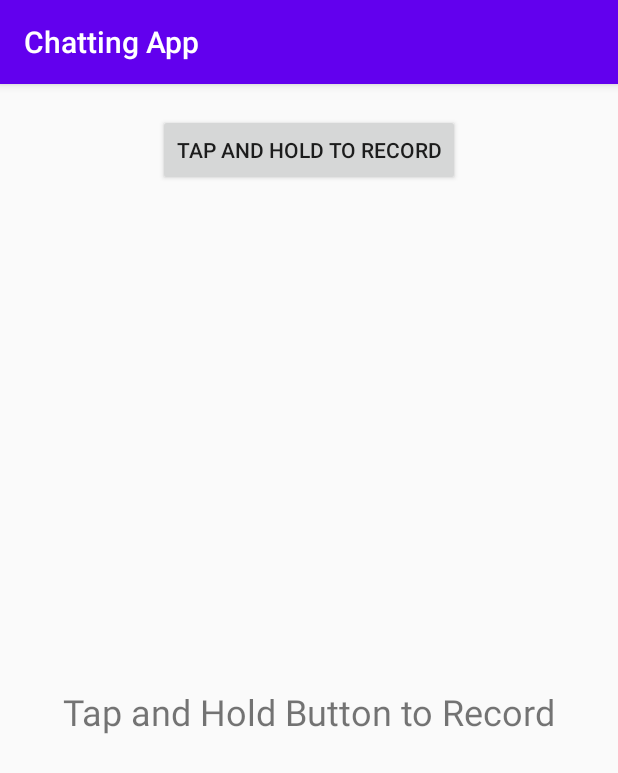
After one commit to cjmartone/chatting-app, an Android app: the RecordActivity screen opened directly, with no data from a screen before it, on a phone screen of 412 x 824 dp. The commit adds this screen. Shown: the top 773 px of the screen. Run offline under Robolectric (Android 15) with nearby library versions, the phone set to English and light mode, and no system bars; our stand-ins replace Firebase (no records; nobody signed in at launch, a user with empty details on screens opened directly).

Commit message:
add ability to record and send audio
Add an activity that lets user record audio and send it

```diff
--- a/app/src/main/AndroidManifest.xml
+++ b/app/src/main/AndroidManifest.xml
@@ -22,9 +22,12 @@
         <activity
             android:windowSoftInputMode="adjustPan"
             android:name=".Activities.FindFriendsActivity"></activity>
+        <activity android:name=".Activities.RecordActivity"></activity>
     </application>
 
     <uses-permission android:name="android.permission.INTERNET"/>
     <uses-permission android:name="android.permission.READ_EXTERNAL_STORAGE"/>
+    <uses-permission android:name="android.permission.WRITE_EXTERNAL_STORAGE"/>
+    <uses-permission android:name="android.permission.RECORD_AUDIO" />
 
 </manifest>
--- a/app/src/main/java/com/example/chattingapp/Activities/FindFriendsActivity.java
+++ b/app/src/main/java/com/example/chattingapp/Activities/FindFriendsActivity.java
@@ -46,7 +46,7 @@ public class FindFriendsActivity extends AppCompatActivity {
 
                 dbRepo.searchUsersFor(searchFriendText.getText().toString(), new OnDataGetListener(){
                     @Override
-                    public ArrayList<User> onSuccess(Object data){
+                    public void onSuccess(Object data){
                         ArrayList<User> users = (ArrayList<User>)data;
                         for(final User user : users){
                             System.out.println("Activity " + user.getDisplayName());
@@ -69,7 +69,6 @@ public class FindFriendsActivity extends AppCompatActivity {
 
                             layout.addView(view);
                         }
-                        return users;
                     }
                 });
             }
--- a/app/src/main/java/com/example/chattingapp/Activities/MainActivity.java
+++ b/app/src/main/java/com/example/chattingapp/Activities/MainActivity.java
@@ -63,7 +63,7 @@ public class MainActivity extends AppCompatActivity {
     public void populateFriendList(final LinearLayout layout, String uid){
         dbRepo.getFriends(uid, new OnDataGetListener(){
             @Override
-            public ArrayList<User> onSuccess(Object data){
+            public void onSuccess(Object data){
                 ArrayList<User> friends = (ArrayList<User>)data;
                 for(final User user : friends){
                     TextView view = new TextView(layout.getContext());
@@ -86,7 +86,6 @@ public class MainActivity extends AppCompatActivity {
 
                     layout.addView(view);
                 }
-                return friends;
             }
         });
     }
--- /dev/null
+++ b/app/src/main/java/com/example/chattingapp/Activities/RecordActivity.java
@@ -0,0 +1,134 @@
+package com.example.chattingapp.Activities;
+
+import android.Manifest;
+import android.annotation.SuppressLint;
+import android.content.pm.PackageManager;
+import android.media.MediaRecorder;
+import android.net.Uri;
+import android.os.Bundle;
+import android.os.Environment;
+import android.provider.MediaStore;
+import android.view.MotionEvent;
+import android.view.View;
+import android.widget.Button;
+import android.widget.TextView;
+import android.widget.Toast;
+
+import androidx.appcompat.app.AppCompatActivity;
+import androidx.constraintlayout.widget.ConstraintLayout;
+import androidx.core.app.ActivityCompat;
+import androidx.core.content.ContextCompat;
+
+import com.example.chattingapp.Database.DatabaseRepo;
+import com.example.chattingapp.Database.OnDataGetListener;
+import com.example.chattingapp.R;
+import com.google.firebase.auth.FirebaseAuth;
+
+import java.io.File;
+import java.io.IOException;
+
+public class RecordActivity  extends AppCompatActivity {
+
+    private final int PERMISSION_RECORD_AUDIO = 5;
+    private final int PERMISSION_WRITE_STORAGE = 6;
+
+    private Button recordButton;
+    private TextView recordLabel;
+
+    private MediaRecorder mRecorder;
+    private String mFileName;
+
+    private DatabaseRepo dbRepo;
+
+    @Override
+    protected void onCreate(Bundle savedInstanceState) {
+        super.onCreate(savedInstanceState);
+        setContentView(R.layout.recording_screen);
+
+        recordButton = findViewById(R.id.record_button);
+        recordLabel = findViewById(R.id.recording_label);
+
+        mFileName = getApplicationContext().getFilesDir().getPath() + "/recorded_audio.3gp";
+
+        dbRepo = new DatabaseRepo();
+
+        requestAudioPermissions();
+        setRecordButtonListener();
+    }
+
+    public void requestAudioPermissions(){
+        if(ContextCompat.checkSelfPermission(RecordActivity.this, Manifest.permission.RECORD_AUDIO) != PackageManager.PERMISSION_GRANTED){
+            ActivityCompat.requestPermissions(RecordActivity.this, new String[]{Manifest.permission.RECORD_AUDIO}, PERMISSION_RECORD_AUDIO);
+        }
+
+        if(ContextCompat.checkSelfPermission(RecordActivity.this, Manifest.permission.WRITE_EXTERNAL_STORAGE) != PackageManager.PERMISSION_GRANTED){
+            ActivityCompat.requestPermissions(RecordActivity.this, new String[]{Manifest.permission.WRITE_EXTERNAL_STORAGE}, PERMISSION_WRITE_STORAGE);
+        }
+    }
+
+    @SuppressLint("ClickableViewAccessibility")
+    public void setRecordButtonListener(){
+        recordButton.setOnTouchListener(new View.OnTouchListener() {
+            @Override
+            public boolean onTouch(View v, MotionEvent event) {
+                boolean permissionGranted = (ContextCompat.checkSelfPermission(RecordActivity.this, Manifest.permission.RECORD_AUDIO) == PackageManager.PERMISSION_GRANTED)
+                        && (ContextCompat.checkSelfPermission(RecordActivity.this, Manifest.permission.WRITE_EXTERNAL_STORAGE) == PackageManager.PERMISSION_GRANTED);
+
+                if (permissionGranted) {
+                    if (event.getAction() == MotionEvent.ACTION_DOWN) {
+                        recordLabel.setText("Recording...");
+                        startRecording();
+                    } else if (event.getAction() == MotionEvent.ACTION_UP) {
+                        recordLabel.setText("Tap and Hold Above to Re-record\nOr Tap Send to Keep");
+
+                        Button send = new Button(RecordActivity.this);
+                        send.setText(R.string.send);
+                        send.setOnClickListener(new View.OnClickListener() {
+                            @Override
+                            public void onClick(View v) {
+                                dbRepo.uploadAudio(Uri.fromFile(new File(mFileName)), FirebaseAuth.getInstance().getCurrentUser(), getIntent().getStringExtra("FRIEND_ID"), new OnDataGetListener() {
+                                    @Override
+                                    public void onSuccess(Object data) {
+                                        onBackPressed();
+                                    }
+                                });
+                            }
+                        });
+
+                        ConstraintLayout recordingLayout = findViewById(R.id.recording_screen_layout);
+                        recordingLayout.addView(send);
+
+                        stopRecording();
+                    }
+                }
+                else{
+                    Toast.makeText(RecordActivity.this, "Permission to record not granted.", Toast.LENGTH_LONG).show();
+                }
+
+                return false;
+            }
+        });
+    }
+
+    private void startRecording() {
+        mRecorder = new MediaRecorder();
+        mRecorder.setAudioSource(MediaRecorder.AudioSource.MIC);
+        mRecorder.setOutputFormat(MediaRecorder.OutputFormat.THREE_GPP);
+        mRecorder.setOutputFile(mFileName);
+        mRecorder.setAudioEncoder(MediaRecorder.AudioEncoder.AMR_NB);
+
+        try {
+            mRecorder.prepare();
+        } catch (IOException e) {
+            Toast.makeText(this, "Could not record", Toast.LENGTH_LONG).show();
+        }
+
+        mRecorder.start();
+    }
+
+    private void stopRecording() {
+        mRecorder.stop();
+        mRecorder.release();
+        mRecorder = null;
+    }
+}
--- a/app/src/main/java/com/example/chattingapp/Database/OnDataGetListener.java
+++ b/app/src/main/java/com/example/chattingapp/Database/OnDataGetListener.java
@@ -1,9 +1,5 @@
 package com.example.chattingapp.Database;
 
-import com.example.chattingapp.User;
-
-import java.util.ArrayList;
-
 public interface OnDataGetListener {
-    ArrayList<User> onSuccess(Object data);
+    void onSuccess(Object data);
 }
--- /dev/null
+++ b/app/src/main/res/layout/recording_screen.xml
@@ -0,0 +1,29 @@
+<?xml version="1.0" encoding="utf-8"?>
+<androidx.constraintlayout.widget.ConstraintLayout xmlns:android="http://schemas.android.com/apk/res/android"
+    xmlns:app="http://schemas.android.com/apk/res-auto"
+    xmlns:tools="http://schemas.android.com/tools"
+    android:id="@+id/recording_screen_layout"
+    android:layout_width="match_parent"
+    android:layout_height="match_parent">
+
+    <Button
+        android:id="@+id/record_button"
+        android:layout_width="wrap_content"
+        android:layout_height="wrap_content"
+        android:layout_marginTop="20dp"
+        android:text="Tap and hold to record"
+        app:layout_constraintEnd_toEndOf="parent"
+        app:layout_constraintStart_toStartOf="parent"
+        app:layout_constraintTop_toTopOf="parent" />
+
+    <TextView
+        android:id="@+id/recording_label"
+        android:layout_width="wrap_content"
+        android:layout_height="wrap_content"
+        android:text="Tap and Hold Button to Record"
+        android:textSize="24sp"
+        app:layout_constraintBottom_toBottomOf="parent"
+        app:layout_constraintEnd_toEndOf="parent"
+        app:layout_constraintStart_toStartOf="parent"
+        app:layout_constraintTop_toBottomOf="@+id/record_button" />
+</androidx.constraintlayout.widget.ConstraintLayout>
--- a/app/src/main/res/values/strings.xml
+++ b/app/src/main/res/values/strings.xml
@@ -8,4 +8,5 @@
     <string name="add_friend">Add friend</string>
     <string name="search_for_a_friend">Search for a friend</string>
     <string name="db_images">DB images</string>
+    <string name="play_audio">Play audio</string>
 </resources>
```
Also changed, not shown: app/src/main/java/com/example/chattingapp/Activities/MessageScreenActivity.java (+23 -6 lines), app/src/main/java/com/example/chattingapp/ChatMessage.java (+17 -9 lines), app/src/main/java/com/example/chattingapp/Database/DatabaseRepo.java (+22 -8 lines), app/src/main/java/com/example/chattingapp/RecyclerAdapter.java (+34 -4 lines), app/src/main/res/layout/conversation.xml (+21 -7 lines), app/src/main/res/layout/message.xml (+11 -2 lines).
